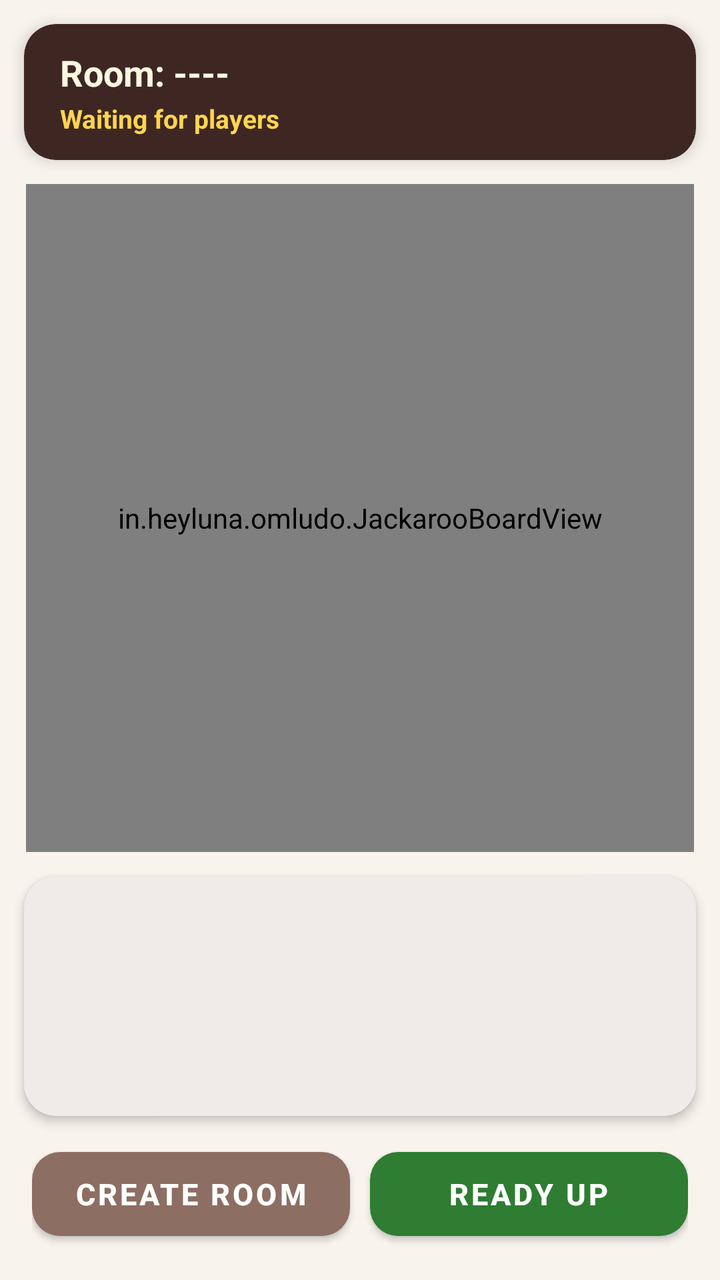
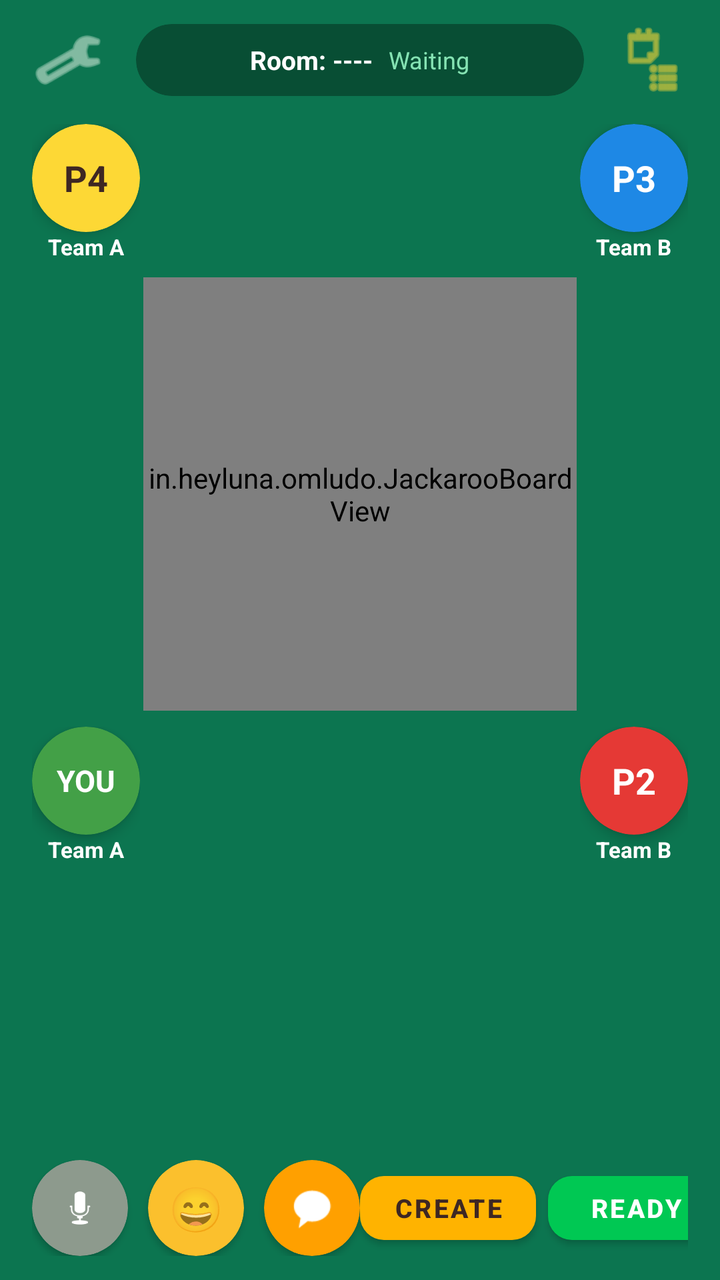

An Android layout rendered at two revisions. The XML below is the earlier revision; the diff shows what the commit changed to produce the second picture.
<!-- AndroidManifest.xml: application theme Theme.OmLudo -->
<!-- res/layout/activity_main.xml -->
<?xml version="1.0" encoding="utf-8"?>
<androidx.constraintlayout.widget.ConstraintLayout xmlns:android="http://schemas.android.com/apk/res/android"
    xmlns:app="http://schemas.android.com/apk/res-auto"
    xmlns:tools="http://schemas.android.com/tools"
    android:id="@+id/main"
    android:layout_width="match_parent"
    android:layout_height="match_parent"
    android:background="#F8F3ED"
    android:fitsSystemWindows="true">

    
    <androidx.cardview.widget.CardView
        android:id="@+id/topBarCard"
        android:layout_width="0dp"
        android:layout_height="wrap_content"
        android:layout_margin="12dp"
        app:cardCornerRadius="16dp"
        app:cardElevation="4dp"
        app:cardBackgroundColor="#3E2723"
        app:layout_constraintTop_toTopOf="parent"
        app:layout_constraintStart_toStartOf="parent"
        app:layout_constraintEnd_toEndOf="parent">

        <LinearLayout
            android:layout_width="match_parent"
            android:layout_height="wrap_content"
            android:orientation="vertical"
            android:paddingHorizontal="18dp"
            android:paddingVertical="12dp">

            <TextView
                android:id="@+id/tvRoomCode"
                android:layout_width="wrap_content"
                android:layout_height="wrap_content"
                android:text="Room: ----"
                android:textColor="#FFF8E1"
                android:textSize="18sp"
                android:textStyle="bold" />

            <TextView
                android:id="@+id/tvTurnStatus"
                android:layout_width="wrap_content"
                android:layout_height="wrap_content"
                android:layout_marginTop="2dp"
                android:text="Waiting for players"
                android:textColor="#FFD54F"
                android:textSize="13sp"
                android:textStyle="bold" />
        </LinearLayout>
    </androidx.cardview.widget.CardView>

    
    <in.heyluna.omludo.JackarooBoardView
        android:id="@+id/boardView"
        android:layout_width="0dp"
        android:layout_height="0dp"
        android:layout_margin="12dp"
        app:layout_constraintDimensionRatio="1:1"
        app:layout_constraintTop_toBottomOf="@id/topBarCard"
        app:layout_constraintBottom_toTopOf="@id/handSectionCard"
        app:layout_constraintStart_toStartOf="parent"
        app:layout_constraintEnd_toEndOf="parent" />

    
    <androidx.cardview.widget.CardView
        android:id="@+id/handSectionCard"
        android:layout_width="0dp"
        android:layout_height="120dp"
        android:layout_marginHorizontal="12dp"
        android:layout_marginBottom="12dp"
        app:cardCornerRadius="16dp"
        app:cardElevation="3dp"
        app:cardBackgroundColor="#EFEBE9"
        app:layout_constraintBottom_toTopOf="@id/bottomControls"
        app:layout_constraintStart_toStartOf="parent"
        app:layout_constraintEnd_toEndOf="parent">

        <HorizontalScrollView
            android:id="@+id/cardsContainer"
            android:layout_width="match_parent"
            android:layout_height="match_parent"
            android:padding="8dp"
            android:scrollbars="none">

            <LinearLayout
                android:id="@+id/llHandCards"
                android:layout_width="wrap_content"
                android:layout_height="match_parent"
                android:orientation="horizontal"
                android:gravity="center_vertical" />
        </HorizontalScrollView>
    </androidx.cardview.widget.CardView>

    
    <LinearLayout
        android:id="@+id/bottomControls"
        android:layout_width="0dp"
        android:layout_height="wrap_content"
        android:orientation="horizontal"
        android:paddingHorizontal="16dp"
        android:paddingBottom="16dp"
        android:gravity="center"
        app:layout_constraintBottom_toBottomOf="parent"
        app:layout_constraintStart_toStartOf="parent"
        app:layout_constraintEnd_toEndOf="parent">

        <com.google.android.material.button.MaterialButton
            android:id="@+id/btnCreateRoom"
            android:layout_width="0dp"
            android:layout_height="54dp"
            android:layout_weight="1"
            android:text="Create Room"
            android:textSize="15sp"
            android:textStyle="bold"
            app:cornerRadius="14dp"
            app:backgroundTint="#8D6E63"
            android:layout_marginEnd="10dp" />

        <com.google.android.material.button.MaterialButton
            android:id="@+id/btnReady"
            android:layout_width="0dp"
            android:layout_height="54dp"
            android:layout_weight="1"
            android:text="Ready Up"
            android:textSize="15sp"
            android:textStyle="bold"
            app:cornerRadius="14dp"
            app:backgroundTint="#2E7D32" />
    </LinearLayout>

</androidx.constraintlayout.widget.ConstraintLayout>
<!-- resources referenced by this layout -->
<resources>
  <style name="Theme.OmLudo" parent="Theme.MaterialComponents.Light.NoActionBar">
          <item name="colorPrimary">#D2691E</item>
          <item name="colorPrimaryVariant">#8B4513</item>
          <item name="colorOnPrimary">#FFFFFF</item>
          <item name="colorSecondary">#2E7D32</item>
          <item name="android:statusBarColor">#3E2723</item>
          <item name="android:windowLightStatusBar">false</item>
      </style>
</resources>

<!-- the commit's change to res/layout/activity_main.xml (unified diff, before → after) -->
@@ -5,91 +5,263 @@
     android:id="@+id/main"
     android:layout_width="match_parent"
     android:layout_height="match_parent"
-    android:background="#F8F3ED"
+    android:background="#0C7550"
     android:fitsSystemWindows="true">
 
     
-    <androidx.cardview.widget.CardView
-        android:id="@+id/topBarCard"
+    <LinearLayout
+        android:id="@+id/topBar"
         android:layout_width="0dp"
         android:layout_height="wrap_content"
-        android:layout_margin="12dp"
-        app:cardCornerRadius="16dp"
-        app:cardElevation="4dp"
-        app:cardBackgroundColor="#3E2723"
+        android:orientation="horizontal"
+        android:paddingHorizontal="16dp"
+        android:paddingTop="12dp"
+        android:paddingBottom="6dp"
+        android:gravity="center_vertical"
         app:layout_constraintTop_toTopOf="parent"
         app:layout_constraintStart_toStartOf="parent"
         app:layout_constraintEnd_toEndOf="parent">
 
-        <LinearLayout
-            android:layout_width="match_parent"
-            android:layout_height="wrap_content"
-            android:orientation="vertical"
-            android:paddingHorizontal="18dp"
-            android:paddingVertical="12dp">
-
-            <TextView
-                android:id="@+id/tvRoomCode"
-                android:layout_width="wrap_content"
-                android:layout_height="wrap_content"
-                android:text="Room: ----"
-                android:textColor="#FFF8E1"
+        <ImageView
+            android:layout_width="36dp"
+            android:layout_height="36dp"
+            android:src="@android:drawable/ic_menu_manage"
+            app:tint="#D0E8D7" />
+
+        <Space
+            android:layout_width="16dp"
+            android:layout_height="wrap_content" />
+
+        
+        <androidx.cardview.widget.CardView
+            android:layout_width="0dp"
+            android:layout_height="36dp"
+            android:layout_weight="1"
+            app:cardCornerRadius="18dp"
+            app:cardBackgroundColor="#084E34"
+            app:cardElevation="0dp">
+
+            <LinearLayout
+                android:layout_width="match_parent"
+                android:layout_height="match_parent"
+                android:orientation="horizontal"
+                android:gravity="center"
+                android:paddingHorizontal="12dp">
+
+                <TextView
+                    android:id="@+id/tvRoomCode"
+                    android:layout_width="wrap_content"
+                    android:layout_height="wrap_content"
+                    android:text="Room: ----"
+                    android:textColor="#FFFFFF"
+                    android:textSize="13sp"
+                    android:textStyle="bold" />
+
+                <TextView
+                    android:id="@+id/tvTurnStatus"
+                    android:layout_width="wrap_content"
+                    android:layout_height="wrap_content"
+                    android:layout_marginStart="8dp"
+                    android:text="Waiting"
+                    android:textColor="#85E3B3"
+                    android:textSize="12sp" />
+            </LinearLayout>
+        </androidx.cardview.widget.CardView>
+
+        <Space
+            android:layout_width="16dp"
+            android:layout_height="wrap_content" />
+
+        <ImageView
+            android:layout_width="36dp"
+            android:layout_height="36dp"
+            android:src="@android:drawable/ic_menu_agenda"
+            app:tint="#FDD835" />
+    </LinearLayout>
+
+    
+    <LinearLayout
+        android:id="@+id/playerTopLeft"
+        android:layout_width="wrap_content"
+        android:layout_height="wrap_content"
+        android:orientation="vertical"
+        android:gravity="center"
+        android:layout_marginStart="16dp"
+        android:layout_marginTop="8dp"
+        app:layout_constraintTop_toBottomOf="@id/topBar"
+        app:layout_constraintStart_toStartOf="parent">
+
+        <androidx.cardview.widget.CardView
+            android:layout_width="54dp"
+            android:layout_height="54dp"
+            app:cardCornerRadius="27dp"
+            app:cardBackgroundColor="#FDD835"
+            app:cardElevation="4dp">
+
+            <TextView
+                android:layout_width="match_parent"
+                android:layout_height="match_parent"
+                android:text="P4"
                 android:textSize="18sp"
-                android:textStyle="bold" />
-
-            <TextView
-                android:id="@+id/tvTurnStatus"
-                android:layout_width="wrap_content"
-                android:layout_height="wrap_content"
-                android:layout_marginTop="2dp"
-                android:text="Waiting for players"
-                android:textColor="#FFD54F"
-                android:textSize="13sp"
-                android:textStyle="bold" />
-        </LinearLayout>
-    </androidx.cardview.widget.CardView>
+                android:textStyle="bold"
+                android:textColor="#3E2723"
+                android:gravity="center" />
+        </androidx.cardview.widget.CardView>
+
+        <TextView
+            android:layout_width="wrap_content"
+            android:layout_height="wrap_content"
+            android:text="Team A"
+            android:textColor="#FFFFFF"
+            android:textSize="11sp"
+            android:textStyle="bold" />
+    </LinearLayout>
+
+    
+    <LinearLayout
+        android:id="@+id/playerTopRight"
+        android:layout_width="wrap_content"
+        android:layout_height="wrap_content"
+        android:orientation="vertical"
+        android:gravity="center"
+        android:layout_marginEnd="16dp"
+        android:layout_marginTop="8dp"
+        app:layout_constraintTop_toBottomOf="@id/topBar"
+        app:layout_constraintEnd_toEndOf="parent">
+
+        <androidx.cardview.widget.CardView
+            android:layout_width="54dp"
+            android:layout_height="54dp"
+            app:cardCornerRadius="27dp"
+            app:cardBackgroundColor="#1E88E5"
+            app:cardElevation="4dp">
+
+            <TextView
+                android:layout_width="match_parent"
+                android:layout_height="match_parent"
+                android:text="P3"
+                android:textSize="18sp"
+                android:textStyle="bold"
+                android:textColor="#FFFFFF"
+                android:gravity="center" />
+        </androidx.cardview.widget.CardView>
+
+        <TextView
+            android:layout_width="wrap_content"
+            android:layout_height="wrap_content"
+            android:text="Team B"
+            android:textColor="#FFFFFF"
+            android:textSize="11sp"
+            android:textStyle="bold" />
+    </LinearLayout>
 
     
     <in.heyluna.omludo.JackarooBoardView
         android:id="@+id/boardView"
         android:layout_width="0dp"
         android:layout_height="0dp"
-        android:layout_margin="12dp"
+        android:layout_margin="8dp"
         app:layout_constraintDimensionRatio="1:1"
-        app:layout_constraintTop_toBottomOf="@id/topBarCard"
-        app:layout_constraintBottom_toTopOf="@id/handSectionCard"
+        app:layout_constraintTop_toBottomOf="@id/playerTopLeft"
+        app:layout_constraintBottom_toTopOf="@id/playerBottomLeft"
         app:layout_constraintStart_toStartOf="parent"
         app:layout_constraintEnd_toEndOf="parent" />
 
     
-    <androidx.cardview.widget.CardView
-        android:id="@+id/handSectionCard"
+    <LinearLayout
+        android:id="@+id/playerBottomLeft"
+        android:layout_width="wrap_content"
+        android:layout_height="wrap_content"
+        android:orientation="vertical"
+        android:gravity="center"
+        android:layout_marginStart="16dp"
+        android:layout_marginBottom="4dp"
+        app:layout_constraintBottom_toTopOf="@id/cardsContainer"
+        app:layout_constraintStart_toStartOf="parent">
+
+        <androidx.cardview.widget.CardView
+            android:layout_width="54dp"
+            android:layout_height="54dp"
+            app:cardCornerRadius="27dp"
+            app:cardBackgroundColor="#43A047"
+            app:cardElevation="4dp">
+
+            <TextView
+                android:layout_width="match_parent"
+                android:layout_height="match_parent"
+                android:text="YOU"
+                android:textSize="15sp"
+                android:textStyle="bold"
+                android:textColor="#FFFFFF"
+                android:gravity="center" />
+        </androidx.cardview.widget.CardView>
+
+        <TextView
+            android:layout_width="wrap_content"
+            android:layout_height="wrap_content"
+            android:text="Team A"
+            android:textColor="#FFFFFF"
+            android:textSize="11sp"
+            android:textStyle="bold" />
+    </LinearLayout>
+
+    
+    <LinearLayout
+        android:id="@+id/playerBottomRight"
+        android:layout_width="wrap_content"
+        android:layout_height="wrap_content"
+        android:orientation="vertical"
+        android:gravity="center"
+        android:layout_marginEnd="16dp"
+        android:layout_marginBottom="4dp"
+        app:layout_constraintBottom_toTopOf="@id/cardsContainer"
+        app:layout_constraintEnd_toEndOf="parent">
+
+        <androidx.cardview.widget.CardView
+            android:layout_width="54dp"
+            android:layout_height="54dp"
+            app:cardCornerRadius="27dp"
+            app:cardBackgroundColor="#E53935"
+            app:cardElevation="4dp">
+
+            <TextView
+                android:layout_width="match_parent"
+                android:layout_height="match_parent"
+                android:text="P2"
+                android:textSize="18sp"
+                android:textStyle="bold"
+                android:textColor="#FFFFFF"
+                android:gravity="center" />
+        </androidx.cardview.widget.CardView>
+
+        <TextView
+            android:layout_width="wrap_content"
+            android:layout_height="wrap_content"
+            android:text="Team B"
+            android:textColor="#FFFFFF"
+            android:textSize="11sp"
+            android:textStyle="bold" />
+    </LinearLayout>
+
+    
+    <HorizontalScrollView
+        android:id="@+id/cardsContainer"
         android:layout_width="0dp"
-        android:layout_height="120dp"
+        android:layout_height="136dp"
         android:layout_marginHorizontal="12dp"
-        android:layout_marginBottom="12dp"
-        app:cardCornerRadius="16dp"
-        app:cardElevation="3dp"
-        app:cardBackgroundColor="#EFEBE9"
+        android:layout_marginBottom="8dp"
+        android:scrollbars="none"
         app:layout_constraintBottom_toTopOf="@id/bottomControls"
         app:layout_constraintStart_toStartOf="parent"
         app:layout_constraintEnd_toEndOf="parent">
 
-        <HorizontalScrollView
-            android:id="@+id/cardsContainer"
-            android:layout_width="match_parent"
+        <LinearLayout
+            android:id="@+id/llHandCards"
+            android:layout_width="wrap_content"
             android:layout_height="match_parent"
-            android:padding="8dp"
-            android:scrollbars="none">
-
-            <LinearLayout
-                android:id="@+id/llHandCards"
-                android:layout_width="wrap_content"
-                android:layout_height="match_parent"
-                android:orientation="horizontal"
-                android:gravity="center_vertical" />
-        </HorizontalScrollView>
-    </androidx.cardview.widget.CardView>
+            android:orientation="horizontal"
+            android:gravity="center_vertical" />
+    </HorizontalScrollView>
 
     
     <LinearLayout
@@ -98,34 +270,90 @@
         android:layout_height="wrap_content"
         android:orientation="horizontal"
         android:paddingHorizontal="16dp"
-        android:paddingBottom="16dp"
-        android:gravity="center"
+        android:paddingBottom="12dp"
+        android:gravity="center_vertical"
         app:layout_constraintBottom_toBottomOf="parent"
         app:layout_constraintStart_toStartOf="parent"
         app:layout_constraintEnd_toEndOf="parent">
 
+        
+        <androidx.cardview.widget.CardView
+            android:layout_width="48dp"
+            android:layout_height="48dp"
+            app:cardCornerRadius="24dp"
+            app:cardBackgroundColor="#8D9A8D"
+            app:cardElevation="2dp">
+
+            <ImageView
+                android:layout_width="match_parent"
+                android:layout_height="match_parent"
+                android:padding="12dp"
+                android:src="@android:drawable/ic_btn_speak_now"
+                app:tint="#FFFFFF" />
+        </androidx.cardview.widget.CardView>
+
+        
+        <androidx.cardview.widget.CardView
+            android:layout_width="48dp"
+            android:layout_height="48dp"
+            android:layout_marginStart="10dp"
+            app:cardCornerRadius="24dp"
+            app:cardBackgroundColor="#FBC02D"
+            app:cardElevation="2dp">
+
+            <TextView
+                android:layout_width="match_parent"
+                android:layout_height="match_parent"
+                android:text="😄"
+                android:textSize="22sp"
+                android:gravity="center" />
+        </androidx.cardview.widget.CardView>
+
+        
+        <androidx.cardview.widget.CardView
+            android:layout_width="48dp"
+            android:layout_height="48dp"
+            android:layout_marginStart="10dp"
+            app:cardCornerRadius="24dp"
+            app:cardBackgroundColor="#FFA000"
+            app:cardElevation="2dp">
+
+            <ImageView
+                android:layout_width="match_parent"
+                android:layout_height="match_parent"
+                android:padding="12dp"
+                android:src="@android:drawable/sym_action_chat"
+                app:tint="#FFFFFF" />
+        </androidx.cardview.widget.CardView>
+
+        <Space
+            android:layout_width="0dp"
+            android:layout_height="wrap_content"
+            android:layout_weight="1" />
+
+        
         <com.google.android.material.button.MaterialButton
             android:id="@+id/btnCreateRoom"
-            android:layout_width="0dp"
-            android:layout_height="54dp"
-            android:layout_weight="1"
-            android:text="Create Room"
-            android:textSize="15sp"
+            android:layout_width="wrap_content"
+            android:layout_height="44dp"
+            android:text="Create"
+            android:textSize="13sp"
             android:textStyle="bold"
-            app:cornerRadius="14dp"
-            app:backgroundTint="#8D6E63"
-            android:layout_marginEnd="10dp" />
+            app:cornerRadius="12dp"
+            app:backgroundTint="#FFB300"
+            android:textColor="#3E2723"
+            android:layout_marginEnd="6dp" />
 
         <com.google.android.material.button.MaterialButton
             android:id="@+id/btnReady"
-            android:layout_width="0dp"
-            android:layout_height="54dp"
-            android:layout_weight="1"
-            android:text="Ready Up"
-            android:textSize="15sp"
+            android:layout_width="wrap_content"
+            android:layout_height="44dp"
+            android:text="Ready"
+            android:textSize="13sp"
             android:textStyle="bold"
-            app:cornerRadius="14dp"
-            app:backgroundTint="#2E7D32" />
+            app:cornerRadius="12dp"
+            app:backgroundTint="#00C853"
+            android:textColor="#FFFFFF" />
     </LinearLayout>
 
 </androidx.constraintlayout.widget.ConstraintLayout>
